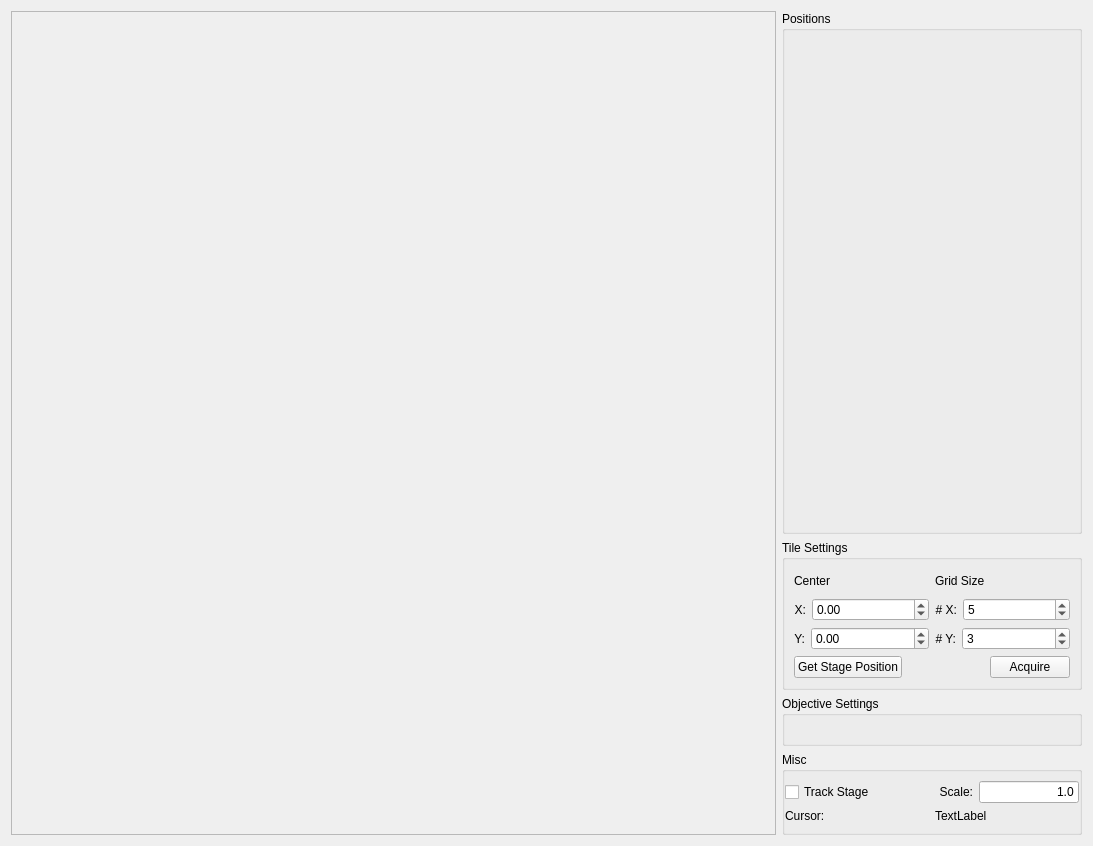
Above: storm_control/steve/qtdesigner/mosaic.ui from mdanderson03/storm-control before the change. Below: the same form after it.
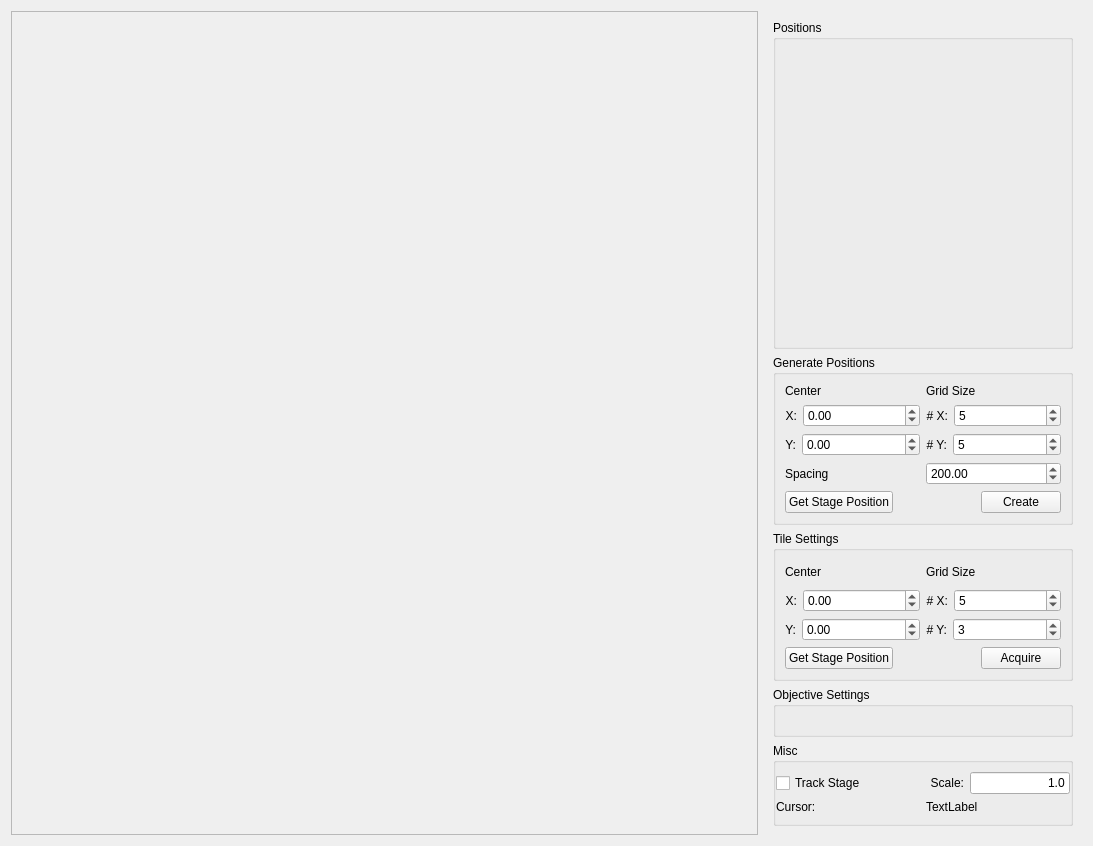
That is the form after the change. Custom widgets are drawn as their Qt base class.

Commit message: Intermediate commit on the process of adding position generation in steve

What changed in the file:
```diff
--- a/storm_control/steve/qtdesigner/mosaic.ui
+++ b/storm_control/steve/qtdesigner/mosaic.ui
@@ -45,18 +45,6 @@
       </size>
      </property>
      <layout class="QVBoxLayout" name="verticalLayout_2">
-      <property name="leftMargin">
-       <number>0</number>
-      </property>
-      <property name="topMargin">
-       <number>0</number>
-      </property>
-      <property name="rightMargin">
-       <number>0</number>
-      </property>
-      <property name="bottomMargin">
-       <number>0</number>
-      </property>
       <item>
        <widget class="QGroupBox" name="positionsGroupBox">
         <property name="sizePolicy">
@@ -82,6 +70,255 @@
         </property>
        </widget>
       </item>
+      <item>
+       <widget class="QGroupBox" name="tilesGroupBox_2">
+        <property name="minimumSize">
+         <size>
+          <width>300</width>
+          <height>150</height>
+         </size>
+        </property>
+        <property name="maximumSize">
+         <size>
+          <width>300</width>
+          <height>300</height>
+         </size>
+        </property>
+        <property name="title">
+         <string>Generate Positions</string>
+        </property>
+        <layout class="QVBoxLayout" name="verticalLayout_11">
+         <item>
+          <layout class="QHBoxLayout" name="horizontalLayout_19">
+           <item>
+            <layout class="QVBoxLayout" name="verticalLayout_6">
+             <item>
+              <widget class="QLabel" name="startingPositionLabel_4">
+               <property name="font">
+                <font>
+                 <weight>50</weight>
+                 <bold>false</bold>
+                </font>
+               </property>
+               <property name="text">
+                <string>Center</string>
+               </property>
+               <property name="alignment">
+                <set>Qt::AlignLeading|Qt::AlignLeft|Qt::AlignVCenter</set>
+               </property>
+              </widget>
+             </item>
+             <item>
+              <layout class="QHBoxLayout" name="horizontalLayout_20">
+               <item>
+                <widget class="QLabel" name="xPosLabel_4">
+                 <property name="text">
+                  <string>X:</string>
+                 </property>
+                 <property name="alignment">
+                  <set>Qt::AlignRight|Qt::AlignTrailing|Qt::AlignVCenter</set>
+                 </property>
+                </widget>
+               </item>
+               <item>
+                <widget class="QDoubleSpinBox" name="positions_x_center">
+                 <property name="sizePolicy">
+                  <sizepolicy hsizetype="MinimumExpanding" vsizetype="Fixed">
+                   <horstretch>0</horstretch>
+                   <verstretch>0</verstretch>
+                  </sizepolicy>
+                 </property>
+                 <property name="minimum">
+                  <double>-50000.000000000000000</double>
+                 </property>
+                 <property name="maximum">
+                  <double>50000.000000000000000</double>
+                 </property>
+                </widget>
+               </item>
+              </layout>
+             </item>
+             <item>
+              <layout class="QHBoxLayout" name="horizontalLayout_21">
+               <item>
+                <widget class="QLabel" name="yPosLabel_4">
+                 <property name="text">
+                  <string>Y:</string>
+                 </property>
+                 <property name="alignment">
+                  <set>Qt::AlignRight|Qt::AlignTrailing|Qt::AlignVCenter</set>
+                 </property>
+                </widget>
+               </item>
+               <item>
+                <widget class="QDoubleSpinBox" name="positions_y_center">
+                 <property name="sizePolicy">
+                  <sizepolicy hsizetype="MinimumExpanding" vsizetype="Fixed">
+                   <horstretch>0</horstretch>
+                   <verstretch>0</verstretch>
+                  </sizepolicy>
+                 </property>
+                 <property name="minimum">
+                  <double>-50000.000000000000000</double>
+                 </property>
+                 <property name="maximum">
+                  <double>500000.000000000000000</double>
+                 </property>
+                </widget>
+               </item>
+              </layout>
+             </item>
+            </layout>
+           </item>
+           <item>
+            <layout class="QVBoxLayout" name="verticalLayout_12">
+             <item>
+              <widget class="QLabel" name="gridDimLabel_3">
+               <property name="font">
+                <font>
+                 <weight>50</weight>
+                 <bold>false</bold>
+                </font>
+               </property>
+               <property name="text">
+                <string>Grid Size</string>
+               </property>
+               <property name="alignment">
+                <set>Qt::AlignLeading|Qt::AlignLeft|Qt::AlignVCenter</set>
+               </property>
+              </widget>
+             </item>
+             <item>
+              <layout class="QHBoxLayout" name="horizontalLayout_22">
+               <item>
+                <widget class="QLabel" name="numXLabel_3">
+                 <property name="text">
+                  <string># X:</string>
+                 </property>
+                 <property name="alignment">
+                  <set>Qt::AlignRight|Qt::AlignTrailing|Qt::AlignVCenter</set>
+                 </property>
+                </widget>
+               </item>
+               <item>
+                <widget class="QSpinBox" name="positions_x_grid">
+                 <property name="sizePolicy">
+                  <sizepolicy hsizetype="MinimumExpanding" vsizetype="Fixed">
+                   <horstretch>0</horstretch>
+                   <verstretch>0</verstretch>
+                  </sizepolicy>
+                 </property>
+                 <property name="minimum">
+                  <number>1</number>
+                 </property>
+                 <property name="value">
+                  <number>5</number>
+                 </property>
+                </widget>
+               </item>
+              </layout>
+             </item>
+             <item>
+              <layout class="QHBoxLayout" name="horizontalLayout_23">
+               <item>
+                <widget class="QLabel" name="numYLabel_3">
+                 <property name="text">
+                  <string># Y:</string>
+                 </property>
+                 <property name="alignment">
+                  <set>Qt::AlignRight|Qt::AlignTrailing|Qt::AlignVCenter</set>
+                 </property>
+                </widget>
+               </item>
+               <item>
+                <widget class="QSpinBox" name="positions_y_grid">
+                 <property name="sizePolicy">
+                  <sizepolicy hsizetype="MinimumExpanding" vsizetype="Fixed">
+                   <horstretch>0</horstretch>
+                   <verstretch>0</verstretch>
+                  </sizepolicy>
+                 </property>
+                 <property name="minimum">
+                  <number>1</number>
+                 </property>
+                 <property name="value">
+                  <number>5</number>
+                 </property>
+                </widget>
+               </item>
+              </layout>
+             </item>
+            </layout>
+           </item>
+          </layout>
+         </item>
+         <item>
+          <layout class="QHBoxLayout" name="horizontalLayout_11">
+           <item>
+            <widget class="QLabel" name="label">
+             <property name="text">
+              <string>Spacing</string>
+             </property>
+            </widget>
+           </item>
+           <item>
+            <widget class="QDoubleSpinBox" name="position_grid_spacing">
+             <property name="maximum">
+              <double>2000.000000000000000</double>
+             </property>
+             <property name="value">
+              <double>200.000000000000000</double>
+             </property>
+            </widget>
+           </item>
+          </layout>
+         </item>
+         <item>
+          <layout class="QHBoxLayout" name="horizontalLayout_24">
+           <item>
+            <widget class="QPushButton" name="get_stage_pos_generate_pos_button">
+             <property name="maximumSize">
+              <size>
+               <width>150</width>
+               <height>16777215</height>
+              </size>
+             </property>
+             <property name="text">
+              <string>Get Stage Position</string>
+             </property>
+            </widget>
+           </item>
+           <item>
+            <spacer name="horizontalSpacer_4">
+             <property name="orientation">
+              <enum>Qt::Horizontal</enum>
+             </property>
+             <property name="sizeHint" stdset="0">
+              <size>
+               <width>40</width>
+               <height>20</height>
+              </size>
+             </property>
+            </spacer>
+           </item>
+           <item>
+            <widget class="QPushButton" name="generate_positions_button">
+             <property name="maximumSize">
+              <size>
+               <width>150</width>
+               <height>16777215</height>
+              </size>
+             </property>
+             <property name="text">
+              <string>Create</string>
+             </property>
+            </widget>
+           </item>
+          </layout>
+         </item>
+        </layout>
+       </widget>
+      </item>
       <item>
        <widget class="QGroupBox" name="tilesGroupBox">
         <property name="minimumSize">
```
The commit also changes 2 other files.
